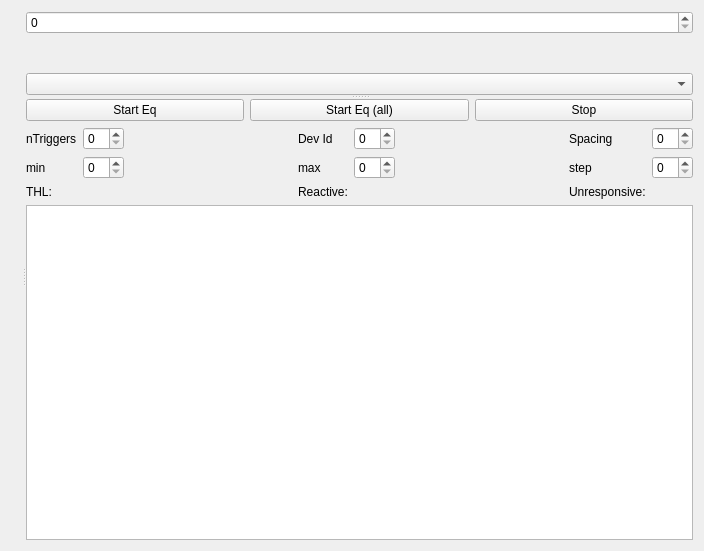
First picture: the form in SpidrMpx3Eq/qcstmequalization.ui, repository navrit/dexter, before the edit.
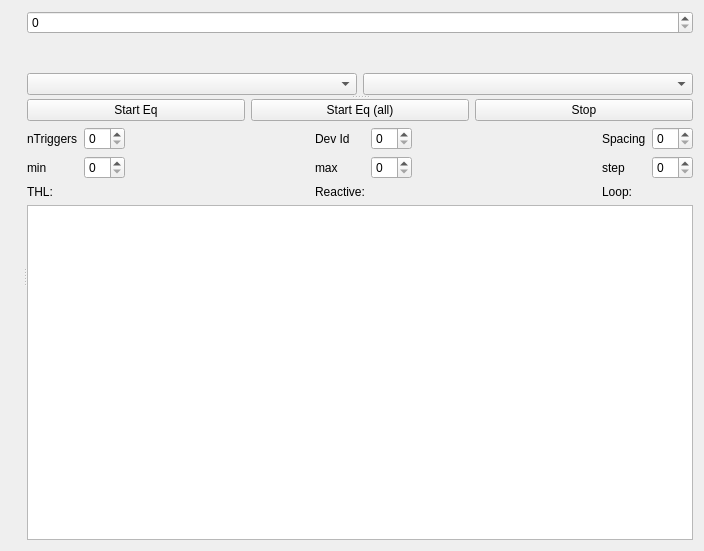
Second picture: the form after the edit. Custom widgets are drawn as their Qt base class.

```diff
--- a/SpidrMpx3Eq/qcstmequalization.ui
+++ b/SpidrMpx3Eq/qcstmequalization.ui
@@ -53,7 +53,14 @@
          <widget class="QCstmPlotHeatmap" name="_intermediatePlot" native="true"/>
         </item>
         <item>
-         <widget class="QComboBox" name="equalizationHeatmapCombo"/>
+         <layout class="QHBoxLayout" name="horizontalLayout_2">
+          <item>
+           <widget class="QComboBox" name="equalizationTypeCombo"/>
+          </item>
+          <item>
+           <widget class="QComboBox" name="equalizationHeatmapCombo"/>
+          </item>
+         </layout>
         </item>
        </layout>
       </widget>
@@ -261,7 +268,7 @@
             <item row="2" column="6">
              <widget class="QLabel" name="label_6">
               <property name="text">
-               <string>Unresponsive:</string>
+               <string>Loop:</string>
               </property>
              </widget>
             </item>
```
Left out of the diff: 2 changed lines with no effect on the pictures.
